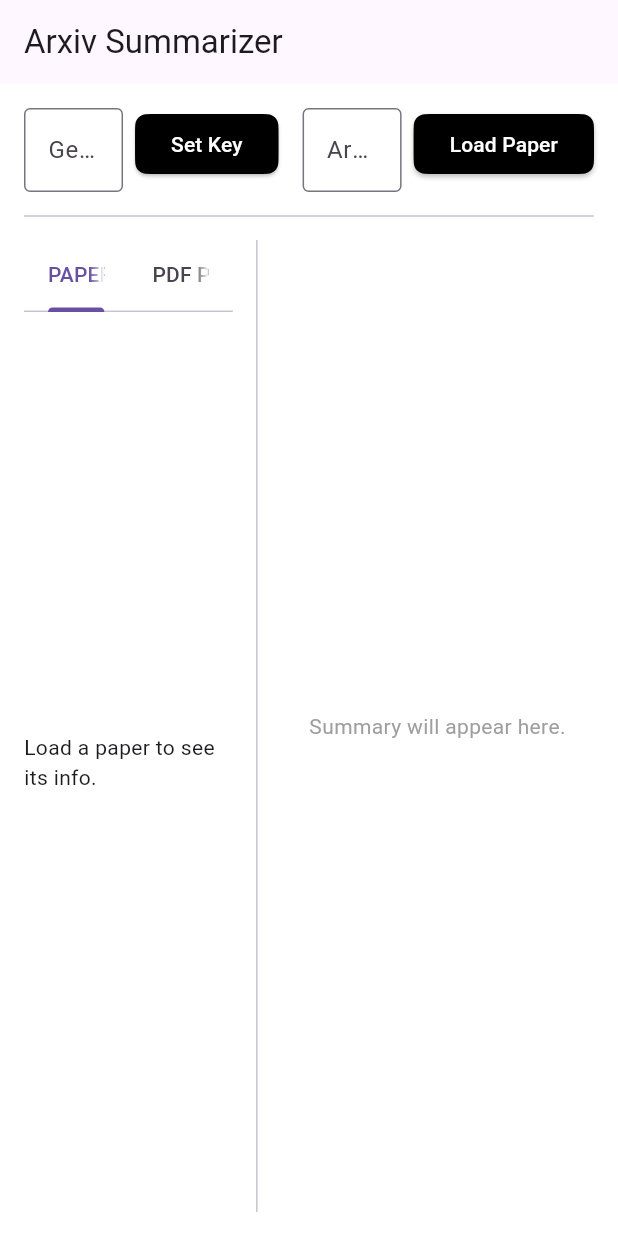
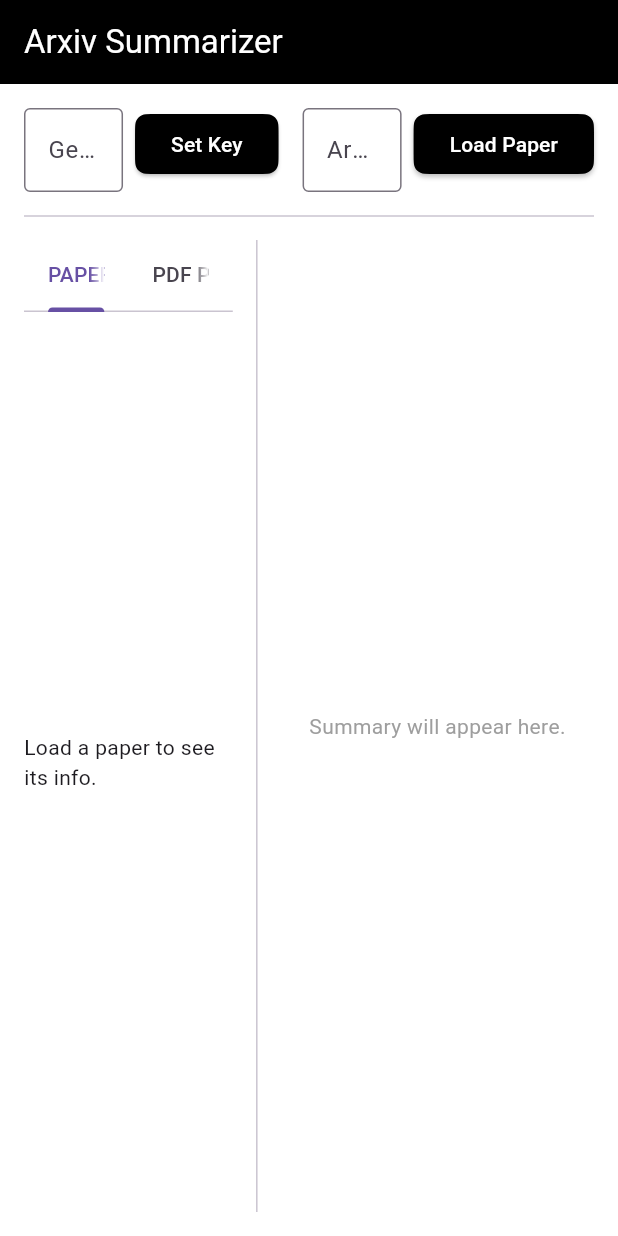
Before and after one commit to JAICHANGPARK/flutter_arxiv_summarizer, a Flutter app: the screen it shows after launch, on a phone screen of 412 x 824 dp. Run offline on Flutter 3.47's test engine with Material 3 defaults, Android fonts, the light colour scheme and no system bars; our stand-ins replace flutter_markdown, flutter_riverpod, riverpod_annotation; missing offline and left inert: pdfx; generated files the repository leaves out were written again.

Commit message:
Update main.dart

```diff
--- a/lib/main.dart
+++ b/lib/main.dart
@@ -13,6 +13,10 @@
   Widget build(BuildContext context) {
     return MaterialApp(
       theme: ThemeData(
+        appBarTheme: AppBarTheme(
+          backgroundColor: Colors.black,
+          foregroundColor: Colors.white,
+        ),
         scaffoldBackgroundColor: Colors.white,
         cardTheme: CardThemeData(
           color: Colors.white,
```
